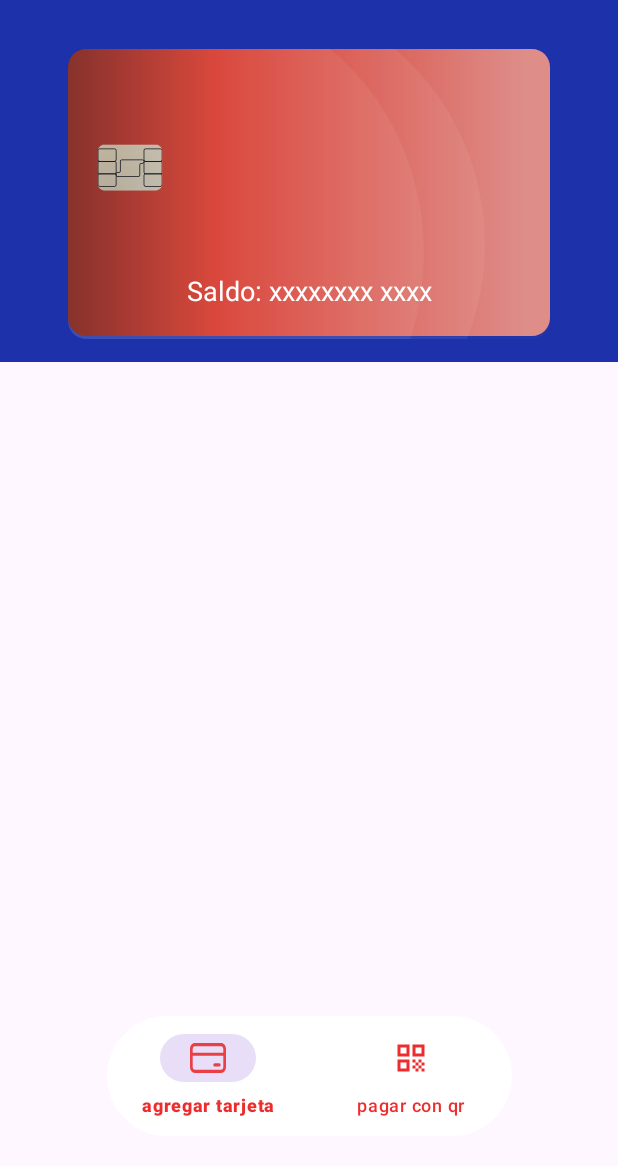
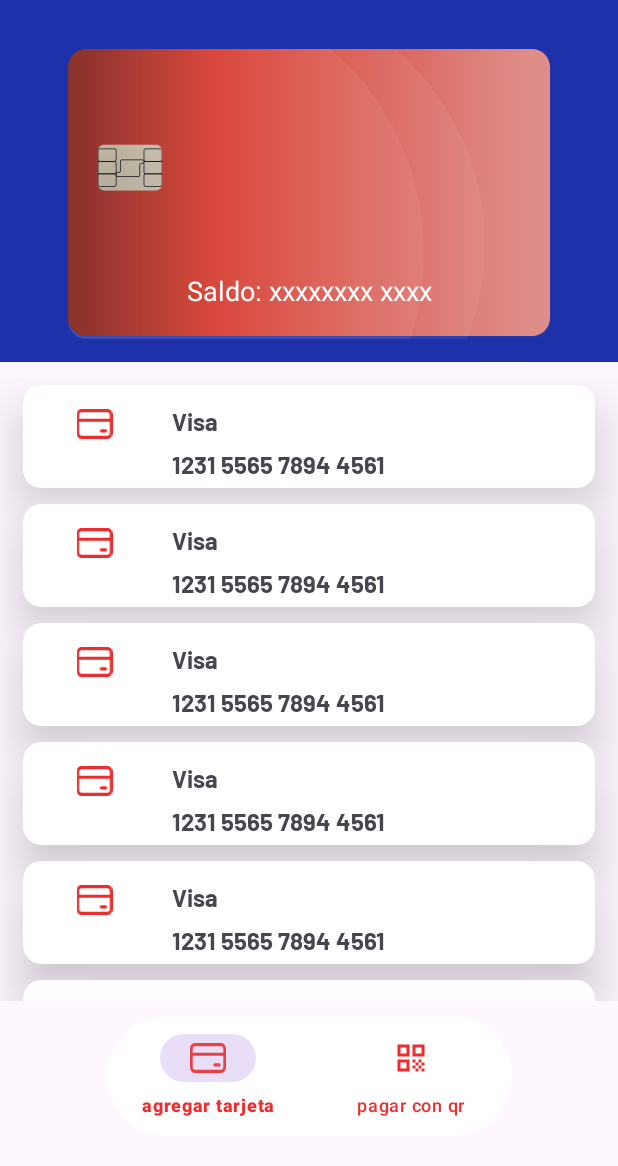
Before and after one commit to azorahai1986/PaymentMethods, an Android app: the CardFragment screen opened through its navigation route, on a phone screen of 412 x 824 dp, the part 70-1236 px from its top. Run offline under Robolectric (Android 15) with nearby library versions, the phone set to English and light mode, and no system bars; our stand-ins replace navigation-ui.

Commit message:
Creando pantalla de agregar tarjeta

```diff
--- a/app/build.gradle
+++ b/app/build.gradle
@@ -49,6 +49,12 @@ dependencies {
     testImplementation 'junit:junit:4.13.2'
     androidTestImplementation 'androidx.test.ext:junit:1.1.5'
     androidTestImplementation 'androidx.test.espresso:espresso-core:3.5.1'
+
+    // Fragment navegation
     implementation "androidx.navigation:navigation-fragment-ktx:2.7.7"
     implementation "androidx.navigation:navigation-ui-ktx:2.7.7"
+
+    // Glide
+    implementation 'com.github.bumptech.glide:glide:4.16.0'
+    annotationProcessor 'com.github.bumptech.glide:compiler:4.12.0'
 }
--- /dev/null
+++ b/app/src/main/java/com/hernan/paymentmethods/domain/CreditCard.kt
@@ -0,0 +1,7 @@
+package com.hernan.paymentmethods.domain
+
+data class CreditCard(
+    val cardImage:String = "",
+    val cardName:String = "",
+    val cardNumber:String = ""
+)
--- /dev/null
+++ b/app/src/main/java/com/hernan/paymentmethods/ui/adapters/CreditCardAdapter.kt
@@ -0,0 +1,35 @@
+package com.hernan.paymentmethods.ui.adapters
+
+import android.content.Context
+import android.view.LayoutInflater
+import android.view.View
+import android.view.ViewGroup
+import androidx.recyclerview.widget.RecyclerView
+import com.bumptech.glide.Glide
+import com.hernan.paymentmethods.R
+import com.hernan.paymentmethods.databinding.ItemCreditCardBinding
+import com.hernan.paymentmethods.domain.CreditCard
+
+class CreditCardAdapter(val cardList: ArrayList<CreditCard>, val context:Context): RecyclerView.Adapter<CreditCardAdapter.ViewHolderCard>() {
+
+    inner class ViewHolderCard(itemView: View):RecyclerView.ViewHolder(itemView) {
+        val binding = ItemCreditCardBinding.bind(itemView)
+    }
+
+    override fun onCreateViewHolder(parent: ViewGroup, viewType: Int): ViewHolderCard =
+        ViewHolderCard(LayoutInflater.from(parent.context).inflate(R.layout.item_credit_card, parent, false))
+
+
+    override fun getItemCount(): Int = cardList.size
+
+    override fun onBindViewHolder(holder: ViewHolderCard, position: Int) {
+        val card = cardList[position]
+        holder.binding.apply {
+            //Glide.with(context).load(card.cardImage).into(cardImage)
+            tvCardName.text = card.cardName
+            cardNumber.text = card.cardNumber
+        }
+    }
+
+
+}
--- /dev/null
+++ b/app/src/main/java/com/hernan/paymentmethods/ui/fragments/AddNewCardFragment.kt
@@ -0,0 +1,23 @@
+package com.hernan.paymentmethods.ui.fragments
+
+import android.os.Bundle
+import androidx.fragment.app.Fragment
+import android.view.LayoutInflater
+import android.view.View
+import android.view.ViewGroup
+import com.hernan.paymentmethods.R
+import com.hernan.paymentmethods.databinding.FragmentAddNewCardBinding
+
+class AddNewCardFragment : Fragment() {
+
+    private lateinit var binding: FragmentAddNewCardBinding
+    override fun onCreateView(
+        inflater: LayoutInflater, container: ViewGroup?,
+        savedInstanceState: Bundle?
+    ): View? {
+        binding = FragmentAddNewCardBinding.inflate(layoutInflater, container, false)
+
+        return binding.root
+    }
+
+}
--- a/app/src/main/java/com/hernan/paymentmethods/ui/fragments/CardFragment.kt
+++ b/app/src/main/java/com/hernan/paymentmethods/ui/fragments/CardFragment.kt
@@ -5,16 +5,60 @@ import androidx.fragment.app.Fragment
 import android.view.LayoutInflater
 import android.view.View
 import android.view.ViewGroup
-import com.hernan.paymentmethods.R
+import androidx.recyclerview.widget.LinearLayoutManager
+import com.hernan.paymentmethods.databinding.FragmentCardBinding
+import com.hernan.paymentmethods.domain.CreditCard
+import com.hernan.paymentmethods.ui.adapters.CreditCardAdapter
 
 class CardFragment : Fragment() {
 
+    private lateinit var binding: FragmentCardBinding
+    private lateinit var adapter:CreditCardAdapter
     override fun onCreateView(
         inflater: LayoutInflater, container: ViewGroup?,
         savedInstanceState: Bundle?
     ): View? {
-        // Inflate the layout for this fragment
-        return inflater.inflate(R.layout.fragment_card, container, false)
+        binding = FragmentCardBinding.inflate(layoutInflater, container, false)
+        inflateRecycler()
+        bottomNavView()
+        return binding.root
+    }
+
+    private fun bottomNavView() {
+        binding.apply {
+            /*bottomView.setOnItemSelectedListener { menuItem ->
+                //goToAddNewCard(menuItem.itemId)
+            }*/
+        }
+    }
+
+    private fun inflateRecycler() {
+        adapter = CreditCardAdapter(cardList(), requireContext())
+        binding.apply {
+            rvRelatedCards.layoutManager = LinearLayoutManager(requireContext())
+            rvRelatedCards.setHasFixedSize(true)
+            rvRelatedCards.adapter = adapter
+        }
+    }
+
+    private fun goToAddNewCard(itemId: Int) {
+
+    }
+
+    fun cardList(): ArrayList<CreditCard> {
+        return arrayListOf(
+            CreditCard("", "Visa", "1231 5565 7894 4561"),
+            CreditCard("", "Visa", "1231 5565 7894 4561"),
+            CreditCard("", "Visa", "1231 5565 7894 4561"),
+            CreditCard("", "Visa", "1231 5565 7894 4561"),
+            CreditCard("", "Visa", "1231 5565 7894 4561"),
+            CreditCard("", "Visa", "1231 5565 7894 4561"),
+            CreditCard("", "Visa", "1231 5565 7894 4561"),
+            CreditCard("", "Visa", "1231 5565 7894 4561"),
+            CreditCard("", "Visa", "1231 5565 7894 4561"),
+            CreditCard("", "Visa", "1231 5565 7894 4561"),
+            CreditCard("", "Visa", "1231 5565 7894 4561")
+        )
     }
 
 }
--- /dev/null
+++ b/app/src/main/res/layout/fragment_add_new_card.xml
@@ -0,0 +1,14 @@
+<?xml version="1.0" encoding="utf-8"?>
+<FrameLayout xmlns:android="http://schemas.android.com/apk/res/android"
+    xmlns:tools="http://schemas.android.com/tools"
+    android:layout_width="match_parent"
+    android:layout_height="match_parent"
+    tools:context=".ui.fragments.AddNewCardFragment">
+
+    <!-- TODO: Update blank fragment layout -->
+    <TextView
+        android:layout_width="match_parent"
+        android:layout_height="match_parent"
+        android:text="@string/hello_blank_fragment" />
+
+</FrameLayout>
--- /dev/null
+++ b/app/src/main/res/layout/item_credit_card.xml
@@ -0,0 +1,54 @@
+<?xml version="1.0" encoding="utf-8"?>
+<androidx.cardview.widget.CardView xmlns:android="http://schemas.android.com/apk/res/android"
+    android:layout_width="match_parent"
+    android:layout_height="wrap_content"
+    xmlns:app="http://schemas.android.com/apk/res-auto"
+    app:cardElevation="20dp"
+    app:cardCornerRadius="12dp"
+    android:layout_marginVertical="5dp"
+    android:layout_marginHorizontal="15dp">
+
+    <androidx.constraintlayout.widget.ConstraintLayout
+        android:layout_width="match_parent"
+        android:layout_height="wrap_content">
+
+        <ImageView
+            android:id="@+id/cardImage"
+            android:layout_width="0dp"
+            android:layout_height="match_parent"
+            android:src="@drawable/ic_card_red"
+            app:layout_constraintBottom_toBottomOf="parent"
+            app:layout_constraintEnd_toStartOf="@id/tvCardName"
+            app:layout_constraintHorizontal_weight="1"
+            app:layout_constraintStart_toStartOf="parent"
+            app:layout_constraintTop_toTopOf="parent"
+            app:layout_constraintVertical_bias="0.32999998" />
+
+        <TextView
+            android:id="@+id/tvCardName"
+            android:layout_width="0dp"
+            android:layout_height="wrap_content"
+            app:layout_constraintHorizontal_weight="3"
+            app:layout_constraintTop_toTopOf="@id/cardImage"
+            app:layout_constraintEnd_toEndOf="parent"
+            app:layout_constraintStart_toEndOf="@id/cardImage"
+            app:layout_constraintBottom_toBottomOf="@id/cardImage"
+            android:layout_marginBottom="5dp"
+            android:text="@string/american_exppres"
+            style="@style/textItem"/>
+
+        <TextView
+            android:id="@+id/cardNumber"
+            android:layout_width="0dp"
+            android:layout_height="wrap_content"
+            app:layout_constraintTop_toBottomOf="@id/cardImage"
+            app:layout_constraintStart_toStartOf="@id/tvCardName"
+            app:layout_constraintEnd_toEndOf="parent"
+            app:layout_constraintBottom_toBottomOf="parent"
+            android:gravity="start"
+            android:text="@string/hiden_numbers"
+            style="@style/textItem"
+            android:layout_marginVertical="5dp"/>
+
+    </androidx.constraintlayout.widget.ConstraintLayout>
+</androidx.cardview.widget.CardView>
--- a/app/src/main/res/layout/layout_bottom_credit_card.xml
+++ /dev/null
@@ -1,8 +0,0 @@
-<?xml version="1.0" encoding="utf-8"?>
-<RelativeLayout xmlns:android="http://schemas.android.com/apk/res/android"
-    xmlns:app="http://schemas.android.com/apk/res-auto"
-    android:layout_width="match_parent"
-    android:layout_height="wrap_content"
-    android:orientation="vertical">
-
-</RelativeLayout>
--- a/app/src/main/res/navigation/nav_graph.xml
+++ b/app/src/main/res/navigation/nav_graph.xml
@@ -19,8 +19,8 @@
         android:name="com.hernan.paymentmethods.ui.fragments.CardFragment"
         tools:layout="@layout/fragment_card">
         <action
-            android:id="@+id/action_CardFragment_to_LoginFragment"
-            app:destination="@id/LoginFragment" />
+            android:id="@+id/action_CardFragment_to_AddNewCardFragment"
+            app:destination="@id/AddNewCardFragment" />
     </fragment>
 
     <fragment
@@ -32,6 +32,12 @@
             app:destination="@id/CardFragment" />
     </fragment>
 
+    <fragment
+        android:id="@+id/AddNewCardFragment"
+        android:name="com.hernan.paymentmethods.ui.fragments.AddNewCardFragment"
+        tools:layout="@layout/fragment_add_new_card">
+    </fragment>
+
 
 
 </navigation>
--- a/app/src/main/res/values/strings.xml
+++ b/app/src/main/res/values/strings.xml
@@ -12,4 +12,6 @@
     <string name="title_new_card">agregar tarjeta</string>
     <string name="title_qr_payment">pagar con qr</string>
     <string name="saldo_xxx">Saldo: xxxxxxxx xxxx</string>
+    <string name="american_exppres">American Exppres</string>
+    <string name="hiden_numbers">xxxx xxxx xxxx 1234</string>
 </resources>
--- a/app/src/main/res/values/styles.xml
+++ b/app/src/main/res/values/styles.xml
@@ -31,6 +31,14 @@
         <item name="android:background">@color/white</item>
     </style>
 
+    <style name="textItem">
+        <item name="android:textSize">16sp</item>
+        <item name="android:drawableTint">@color/blue</item>
+        <item name="android:fontFamily">@font/barlow_bold</item>
+        <item name="android:paddingStart">4dp</item>
+        <item name="android:paddingEnd">4dp</item>
+    </style>
+
     <style name="textBoxStyle">
         <item name="android:textSize">16sp</item>
         <item name="android:drawableTint">@color/white</item>
```
